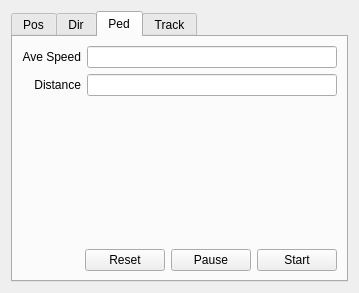
This is qtpedometer.ui in wolfmanjm/qtpedometer as Qt 5 draws it before an edit. The edited form follows.
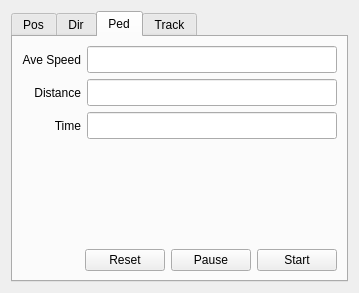
This is the edited form. The open tabs and pages were chosen to show the change.

Diff of the .ui file:
```diff
--- a/qtpedometer.ui
+++ b/qtpedometer.ui
@@ -195,6 +195,11 @@
          </item>
          <item row="0" column="1" >
           <widget class="QLineEdit" name="aveSpeed" >
+           <property name="font" >
+            <font>
+             <pointsize>12</pointsize>
+            </font>
+           </property>
            <property name="readOnly" >
             <bool>true</bool>
            </property>
@@ -212,11 +217,35 @@
          </item>
          <item row="1" column="1" >
           <widget class="QLineEdit" name="distance" >
+           <property name="font" >
+            <font>
+             <pointsize>12</pointsize>
+            </font>
+           </property>
            <property name="readOnly" >
             <bool>true</bool>
            </property>
           </widget>
          </item>
+         <item row="2" column="0" >
+          <widget class="QLabel" name="label_8" >
+           <property name="text" >
+            <string>Time</string>
+           </property>
+           <property name="alignment" >
+            <set>Qt::AlignRight|Qt::AlignTrailing|Qt::AlignVCenter</set>
+           </property>
+          </widget>
+         </item>
+         <item row="2" column="1" >
+          <widget class="QLineEdit" name="runningTime" >
+           <property name="font" >
+            <font>
+             <pointsize>12</pointsize>
+            </font>
+           </property>
+          </widget>
+         </item>
         </layout>
        </item>
        <item row="2" column="0" >
```
